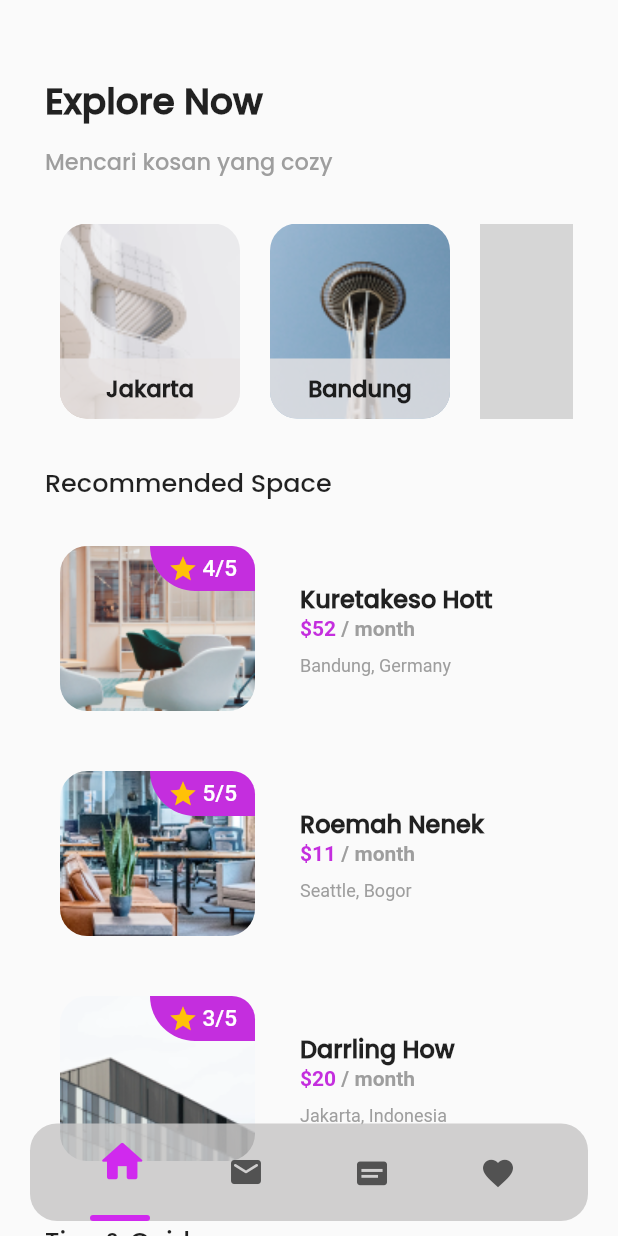
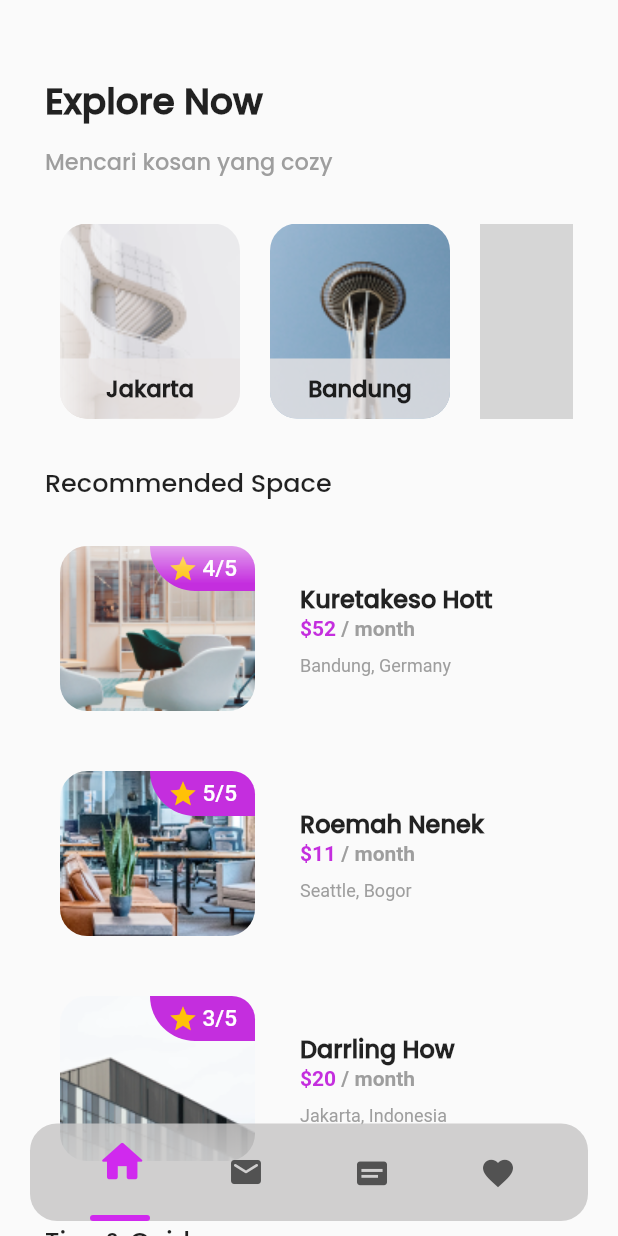
Before and after one commit to AdamHarish25/project_reserving_app, a Flutter app: the screen it shows after launch, after a tap on "Explore Now", on a phone screen of 412 x 824 dp. Run offline on Flutter 3.47's test engine with Material 2 defaults, Android fonts, the light colour scheme and no system bars; our stand-ins replace flutter_rating_bar; grey boxes are pictures that could not be loaded.

Commit message:
Latest Update 1.2

```diff
--- /dev/null
+++ b/lib/Colors.dart
@@ -0,0 +1,6 @@
+// ignore_for_file: file_names, prefer_const_constructors
+
+import 'package:flutter/material.dart';
+
+///Dark purple and that's it.
+Color purpleDark = Color.fromARGB(255, 137, 15, 158);
--- a/lib/homePage.dart
+++ b/lib/homePage.dart
@@ -451,6 +451,21 @@ class MainPage extends StatelessWidget {
                 Container(
                   width: MediaQuery.of(context).size.width,
                   height: 150,
+                  child: ShaderMask(
+                    shaderCallback: (Rect rect) {
+                      return LinearGradient(
+                        begin: Alignment.centerLeft,
+                        end: Alignment.centerRight,
+                        colors: [
+                          Colors.purple,
+                          Colors.transparent,
+                          Colors.transparent,
+                          Colors.purple,
+                        ],
+                        stops: [0.0, 0.1, 0.9, 1.0],
+                      ).createShader(rect);
+                    },
+                    blendMode: BlendMode.dstOut,
                     child: ListView.builder(
                       physics: BouncingScrollPhysics(),
                       scrollDirection: Axis.horizontal,
@@ -494,6 +509,7 @@ class MainPage extends StatelessWidget {
                       },
                     ),
                   ),
+                ),
                 SizedBox(
                   height: 20,
                 ),
@@ -515,6 +531,21 @@ class MainPage extends StatelessWidget {
                 Container(
                   height: 450,
                   width: MediaQuery.of(context).size.width,
+                  child: ShaderMask(
+                    shaderCallback: (Rect rect) {
+                      return LinearGradient(
+                        begin: Alignment.topCenter,
+                        end: Alignment.bottomCenter,
+                        colors: [
+                          Colors.purple,
+                          Colors.transparent,
+                          Colors.transparent,
+                          Colors.purple,
+                        ],
+                        stops: [0.0, 0.1, 0.9, 1.0],
+                      ).createShader(rect);
+                    },
+                    blendMode: BlendMode.dstOut,
                     child: ListView.builder(
                       padding: EdgeInsets.all(0),
                       physics: BouncingScrollPhysics(),
@@ -530,6 +561,7 @@ class MainPage extends StatelessWidget {
                                   HomestayNames: ListTitleVertical[idx],
                                   HomestayPrices: ListHarga[idx],
                                   HomestayRatings: ListRatingtoDouble[idx],
+                                  HomestayImages: ListImageVertical[idx],
                                 ),
                               ),
                             );
@@ -567,7 +599,8 @@ class MainPage extends StatelessWidget {
                                     height: 30,
                                     width: 70,
                                     child: Row(
-                                    mainAxisAlignment: MainAxisAlignment.center,
+                                      mainAxisAlignment:
+                                          MainAxisAlignment.center,
                                       children: [
                                         Icon(
                                           Icons.star,
@@ -639,6 +672,7 @@ class MainPage extends StatelessWidget {
                           ),
                         );
                       },
+                    ),
                   ),
                 ),
                 SizedBox(
--- a/lib/main.dart
+++ b/lib/main.dart
@@ -39,7 +39,7 @@ class _SplashScreenState extends State<SplashScreen> {
         child: Column(
           children: [
             Container(
-              height: MediaQuery.of(context).size.height * 0.6,
+              height: MediaQuery.of(context).size.height * 0.5,
               width: MediaQuery.of(context).size.width,
               color: Colors.transparent,
               padding: EdgeInsets.symmetric(horizontal: 30),
@@ -121,15 +121,14 @@ class _SplashScreenState extends State<SplashScreen> {
               ),
             ),
             Container(
-              height: MediaQuery.of(context).size.height * 0.4,
+              height: MediaQuery.of(context).size.height * 0.5,
               width: MediaQuery.of(context).size.width,
-              alignment: Alignment.centerRight,
+              alignment: Alignment.topRight,
               color: Color.fromARGB(255, 251, 118, 16),
               child: Image.asset(
                 "assets/images/house.png",
-                height: 700,
-                width: 700,
-                fit: BoxFit.cover,
+                cacheHeight: 500,
+                width: 400,
                 alignment: Alignment.topRight,
               ),
             ),
```
Also changed, not shown: lib/Components.dart (deleted, +0 -30 lines), lib/RegistryPage.dart (added, +185 -0 lines), lib/bookingPage.dart (+38 -6 lines), pubspec.yaml (+7 -0 lines), pubspec.lock, 23 other files. Lines whose indentation alone changed are shown as unchanged.
